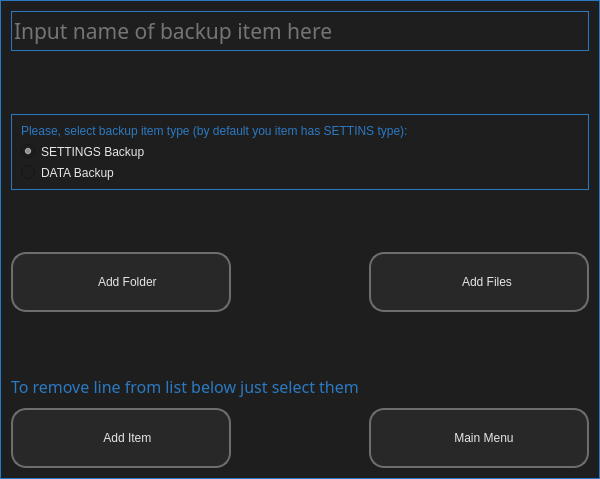
First picture: the form in ui/ui_07_settings.ui, repository il721/EasyBack, before the edit.
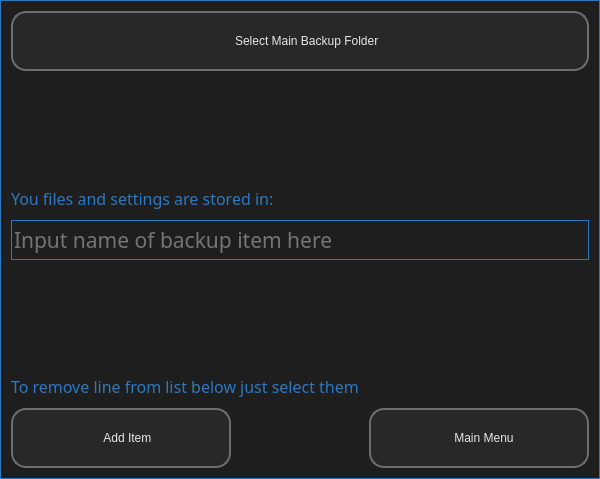
Second picture: the form after the edit. Icons and pictures are not drawn.

Commit message: Edit "Settings" and "Add Item" dialog`s

Patch:
```diff
--- a/ui/ui_07_settings.ui
+++ b/ui/ui_07_settings.ui
@@ -65,6 +65,66 @@
    <property name="spacing">
     <number>10</number>
    </property>
+   <item>
+    <widget class="QPushButton" name="sel_main_folder">
+     <property name="sizePolicy">
+      <sizepolicy hsizetype="Preferred" vsizetype="Preferred">
+       <horstretch>0</horstretch>
+       <verstretch>0</verstretch>
+      </sizepolicy>
+     </property>
+     <property name="minimumSize">
+      <size>
+       <width>220</width>
+       <height>60</height>
+      </size>
+     </property>
+     <property name="text">
+      <string>    Select Main Backup Folder</string>
+     </property>
+     <property name="icon">
+      <iconset resource="dop_win_rc.qrc">
+       <normaloff>:/icon/icons/GREY/folder.svg</normaloff>:/icon/icons/GREY/folder.svg</iconset>
+     </property>
+     <property name="iconSize">
+      <size>
+       <width>35</width>
+       <height>35</height>
+      </size>
+     </property>
+    </widget>
+   </item>
+   <item>
+    <spacer name="verticalSpacer_3">
+     <property name="orientation">
+      <enum>Qt::Vertical</enum>
+     </property>
+     <property name="sizeHint" stdset="0">
+      <size>
+       <width>20</width>
+       <height>40</height>
+      </size>
+     </property>
+    </spacer>
+   </item>
+   <item>
+    <widget class="QLabel" name="info_main_folder">
+     <property name="font">
+      <font>
+       <family>Lexend Light</family>
+       <pointsize>12</pointsize>
+       <italic>false</italic>
+       <bold>false</bold>
+      </font>
+     </property>
+     <property name="styleSheet">
+      <string notr="true"/>
+     </property>
+     <property name="text">
+      <string>You files and settings are stored in:</string>
+     </property>
+    </widget>
+   </item>
    <item>
     <widget class="QLineEdit" name="input_name">
      <property name="minimumSize">
@@ -100,61 +160,6 @@
      </property>
     </widget>
    </item>
-   <item>
-    <spacer name="verticalSpacer">
-     <property name="orientation">
-      <enum>Qt::Vertical</enum>
-     </property>
-     <property name="sizeHint" stdset="0">
-      <size>
-       <width>20</width>
-       <height>40</height>
-      </size>
-     </property>
-    </spacer>
-   </item>
-   <item>
-    <widget class="QFrame" name="checkbox">
-     <property name="styleSheet">
-      <string notr="true">border-color: #2B79C2;</string>
-     </property>
-     <layout class="QVBoxLayout" name="verticalLayout_2">
-      <item>
-       <widget class="QLabel" name="label">
-        <property name="styleSheet">
-         <string notr="true"/>
-        </property>
-        <property name="text">
-         <string>Please, select backup item type (by default you item has SETTINS type):</string>
-        </property>
-       </widget>
-      </item>
-      <item>
-       <widget class="QRadioButton" name="settings_radio">
-        <property name="toolTip">
-         <string>Select this if you want to backup programm settings like MS Word, Adobe Photoshop etc.</string>
-        </property>
-        <property name="text">
-         <string>SETTINGS Backup</string>
-        </property>
-        <property name="checked">
-         <bool>true</bool>
-        </property>
-       </widget>
-      </item>
-      <item>
-       <widget class="QRadioButton" name="data_radio">
-        <property name="toolTip">
-         <string>Select this if you want to backup some personal data like MyWork, Foto, Doc`s etc.</string>
-        </property>
-        <property name="text">
-         <string>DATA Backup</string>
-        </property>
-       </widget>
-      </item>
-     </layout>
-    </widget>
-   </item>
    <item>
     <spacer name="verticalSpacer_2">
      <property name="orientation">
@@ -168,94 +173,6 @@
      </property>
     </spacer>
    </item>
-   <item>
-    <layout class="QHBoxLayout" name="horizontalLayout_2">
-     <item>
-      <widget class="QPushButton" name="add_folder">
-       <property name="sizePolicy">
-        <sizepolicy hsizetype="Preferred" vsizetype="Preferred">
-         <horstretch>0</horstretch>
-         <verstretch>0</verstretch>
-        </sizepolicy>
-       </property>
-       <property name="minimumSize">
-        <size>
-         <width>220</width>
-         <height>60</height>
-        </size>
-       </property>
-       <property name="text">
-        <string>    Add Folder</string>
-       </property>
-       <property name="icon">
-        <iconset resource="dop_win_rc.qrc">
-         <normaloff>:/icon/icons/GREY/folder.svg</normaloff>:/icon/icons/GREY/folder.svg</iconset>
-       </property>
-       <property name="iconSize">
-        <size>
-         <width>35</width>
-         <height>35</height>
-        </size>
-       </property>
-      </widget>
-     </item>
-     <item>
-      <spacer name="horizontalSpacer_2">
-       <property name="orientation">
-        <enum>Qt::Horizontal</enum>
-       </property>
-       <property name="sizeHint" stdset="0">
-        <size>
-         <width>40</width>
-         <height>20</height>
-        </size>
-       </property>
-      </spacer>
-     </item>
-     <item>
-      <widget class="QPushButton" name="add_file">
-       <property name="sizePolicy">
-        <sizepolicy hsizetype="Preferred" vsizetype="Preferred">
-         <horstretch>0</horstretch>
-         <verstretch>0</verstretch>
-        </sizepolicy>
-       </property>
-       <property name="minimumSize">
-        <size>
-         <width>220</width>
-         <height>60</height>
-        </size>
-       </property>
-       <property name="text">
-        <string>     Add Files</string>
-       </property>
-       <property name="icon">
-        <iconset resource="dop_win_rc.qrc">
-         <normaloff>:/icon/icons/GREY/file.svg</normaloff>:/icon/icons/GREY/file.svg</iconset>
-       </property>
-       <property name="iconSize">
-        <size>
-         <width>35</width>
-         <height>35</height>
-        </size>
-       </property>
-      </widget>
-     </item>
-    </layout>
-   </item>
-   <item>
-    <spacer name="verticalSpacer_3">
-     <property name="orientation">
-      <enum>Qt::Vertical</enum>
-     </property>
-     <property name="sizeHint" stdset="0">
-      <size>
-       <width>20</width>
-       <height>40</height>
-      </size>
-     </property>
-    </spacer>
-   </item>
    <item>
     <widget class="QLabel" name="info">
      <property name="font">
```
The commit also changes 4 other files.
